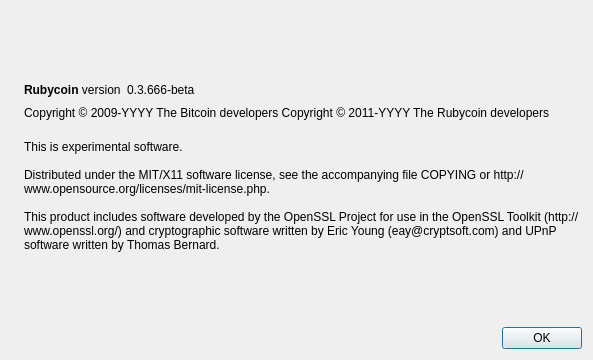
First picture: the form in src/qt/forms/aboutdialog.ui, repository wangxinhao/rubycoin, before the edit.
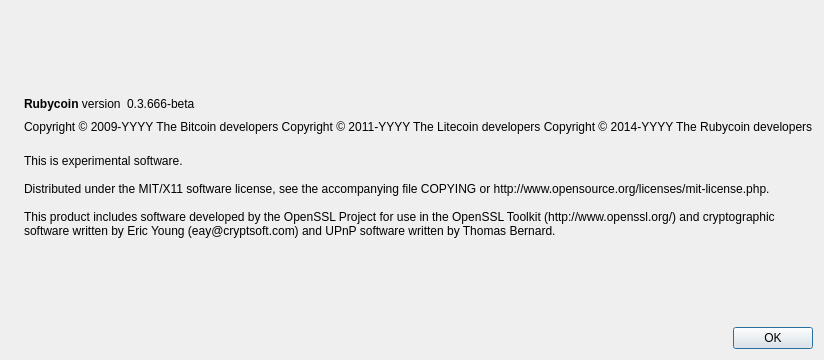
Second picture: the form after the edit. Icons and pictures are not drawn.

What changed in the file:
```diff
--- a/src/qt/forms/aboutdialog.ui
+++ b/src/qt/forms/aboutdialog.ui
@@ -92,7 +92,8 @@
        </property>
        <property name="text">
         <string notr="true">Copyright &amp;copy; 2009-YYYY The Bitcoin developers
-Copyright &amp;copy; 2011-YYYY The Rubycoin developers</string>
+Copyright &amp;copy; 2011-YYYY The Litecoin developers
+Copyright &amp;copy; 2014-YYYY The Rubycoin developers</string>
        </property>
        <property name="textFormat">
         <enum>Qt::RichText</enum>
```
